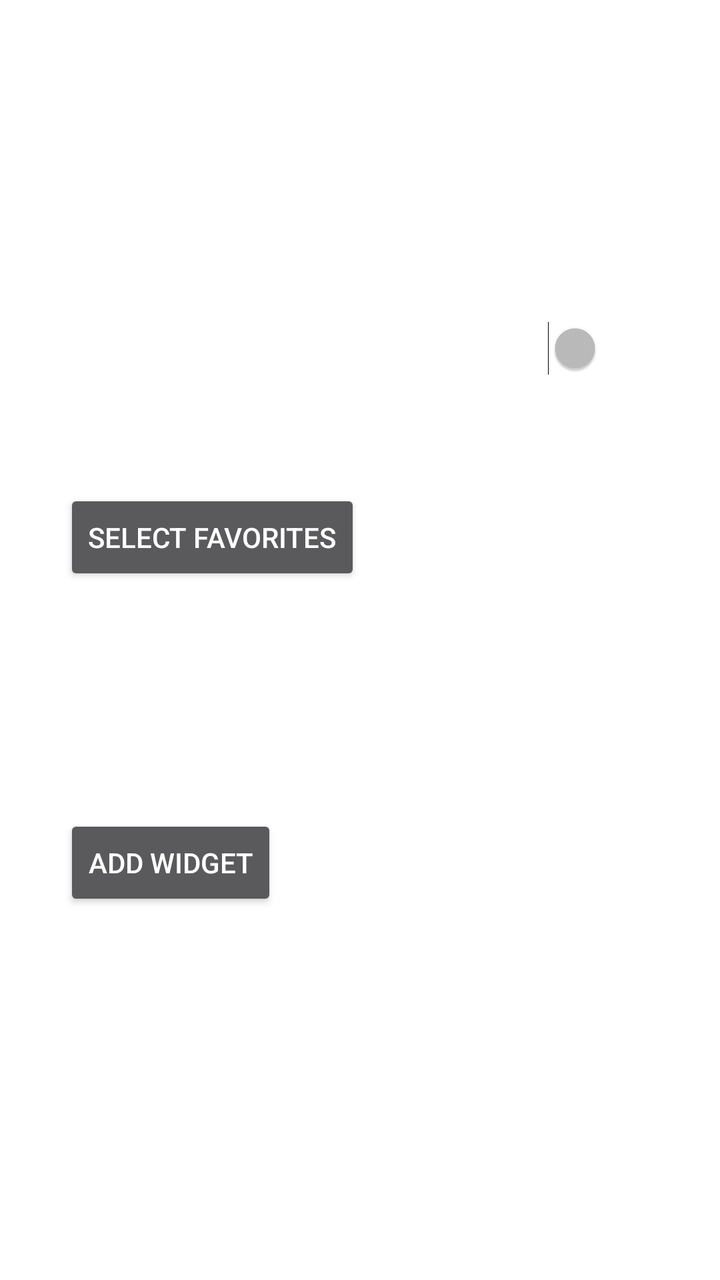
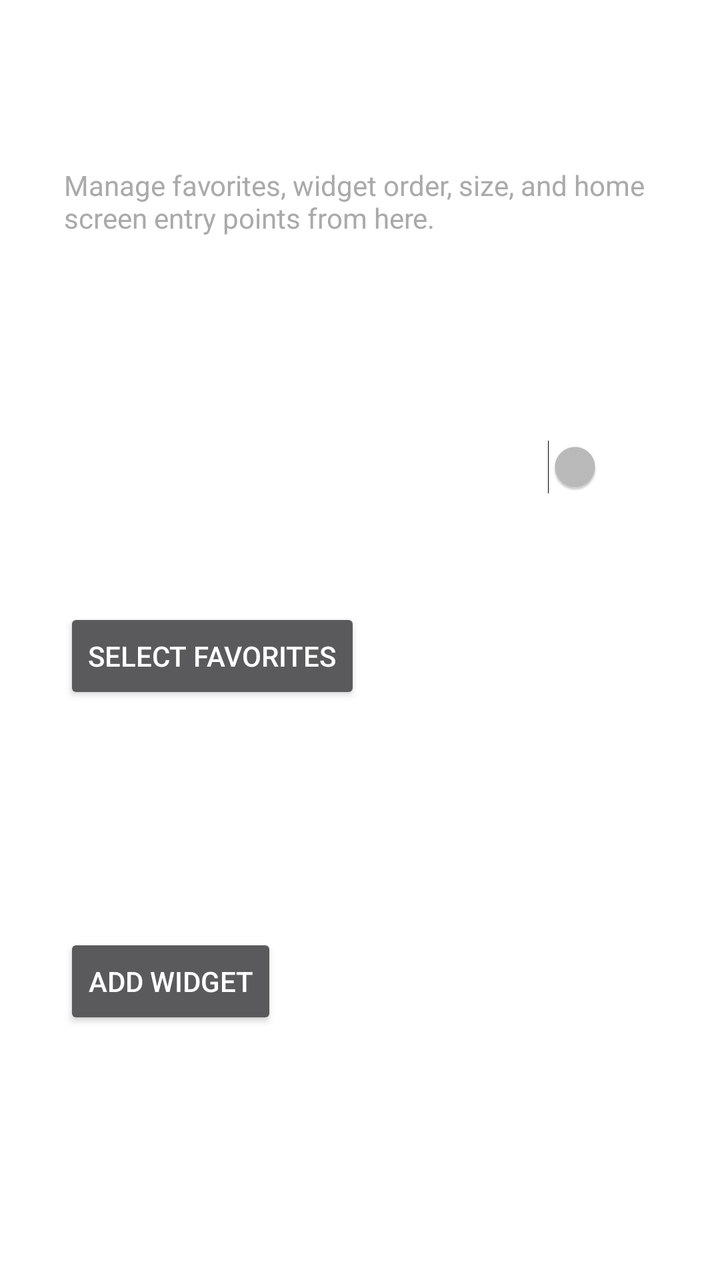

The first picture is an Android layout as it rendered before a commit; the second is the same layout after the commit. The layout source and the unified diff follow.
<!-- AndroidManifest.xml: application theme Theme.ALauncher -->
<!-- res/layout/fragment_settings_system.xml -->
<?xml version="1.0" encoding="utf-8"?>
<ScrollView xmlns:android="http://schemas.android.com/apk/res/android"
    android:layout_width="match_parent"
    android:layout_height="match_parent"
    android:fillViewport="true">

    <LinearLayout
        android:layout_width="match_parent"
        android:layout_height="wrap_content"
        android:orientation="vertical"
        android:padding="32dp">

        <TextView
            android:layout_width="wrap_content"
            android:layout_height="wrap_content"
            android:text="Notifications &amp; Home"
            android:textColor="#FFFFFF"
            android:textSize="20sp"
            android:textStyle="bold"
            android:layout_marginBottom="24dp" />

        
        <TextView
            android:layout_width="wrap_content"
            android:layout_height="wrap_content"
            android:text="Notification Mode"
            android:textColor="#FFFFFF"
            android:textSize="16sp"
            android:layout_marginBottom="8dp" />

        <Spinner
            android:id="@+id/notifModeSpinner"
            android:layout_width="match_parent"
            android:layout_height="wrap_content"
            android:layout_marginBottom="24dp" />

        
        <LinearLayout
            android:layout_width="match_parent"
            android:layout_height="wrap_content"
            android:orientation="horizontal"
            android:gravity="center_vertical"
            android:layout_marginBottom="24dp">

            <TextView
                android:layout_width="0dp"
                android:layout_height="wrap_content"
                android:layout_weight="1"
                android:text="Swipe to Dismiss Notifications"
                android:textColor="#FFFFFF"
                android:textSize="16sp" />

            <Switch
                android:id="@+id/notifSwipeSwitch"
                android:layout_width="wrap_content"
                android:layout_height="wrap_content" />
        </LinearLayout>

        
        <View
            android:layout_width="match_parent"
            android:layout_height="1dp"
            android:background="#33FFFFFF"
            android:layout_marginTop="16dp"
            android:layout_marginBottom="16dp" />

        
        <Button
            android:id="@+id/favoritesButton"
            android:layout_width="wrap_content"
            android:layout_height="wrap_content"
            android:text="Select Favorites"
            android:layout_marginBottom="24dp" />

        
        <View
            android:layout_width="match_parent"
            android:layout_height="1dp"
            android:background="#33FFFFFF"
            android:layout_marginTop="16dp"
            android:layout_marginBottom="16dp" />

        
        <TextView
            android:layout_width="wrap_content"
            android:layout_height="wrap_content"
            android:text="Manage Widgets"
            android:textColor="#FFFFFF"
            android:textSize="16sp"
            android:layout_marginBottom="12dp" />

        <LinearLayout
            android:id="@+id/widgetManageContainer"
            android:layout_width="match_parent"
            android:layout_height="wrap_content"
            android:orientation="vertical"
            android:layout_marginBottom="24dp" />

        
        <Button
            android:id="@+id/addWidgetButton"
            android:layout_width="wrap_content"
            android:layout_height="wrap_content"
            android:text="Add Widget"
            android:layout_marginBottom="24dp" />

    </LinearLayout>
</ScrollView>
<!-- resources referenced by this layout -->
<resources>
  <style name="Theme.ALauncher" parent="Theme.AppCompat.NoActionBar">
          <item name="android:windowBackground">@android:color/transparent</item>
          <item name="android:windowShowWallpaper">true</item>
          <item name="android:windowIsTranslucent">true</item>
      </style>
</resources>

<!-- the commit's change to res/layout/fragment_settings_system.xml (unified diff, before → after) -->
@@ -11,98 +11,115 @@
         android:padding="32dp">
 
         <TextView
+            android:id="@+id/systemTitle"
             android:layout_width="wrap_content"
             android:layout_height="wrap_content"
-            android:text="Notifications &amp; Home"
+            android:text="Widgets &amp; Home"
             android:textColor="#FFFFFF"
             android:textSize="20sp"
             android:textStyle="bold"
             android:layout_marginBottom="24dp" />
 
-        
         <TextView
-            android:layout_width="wrap_content"
-            android:layout_height="wrap_content"
-            android:text="Notification Mode"
-            android:textColor="#FFFFFF"
-            android:textSize="16sp"
-            android:layout_marginBottom="8dp" />
-
-        <Spinner
-            android:id="@+id/notifModeSpinner"
+            android:id="@+id/systemDescription"
             android:layout_width="match_parent"
             android:layout_height="wrap_content"
+            android:text="Manage favorites, widget order, size, and home screen entry points from here."
+            android:textColor="#AAAAAA"
+            android:textSize="14sp"
             android:layout_marginBottom="24dp" />
 
-        
         <LinearLayout
+            android:id="@+id/notificationsSection"
             android:layout_width="match_parent"
             android:layout_height="wrap_content"
-            android:orientation="horizontal"
-            android:gravity="center_vertical"
-            android:layout_marginBottom="24dp">
+            android:orientation="vertical">
 
             <TextView
-                android:layout_width="0dp"
+                android:layout_width="wrap_content"
                 android:layout_height="wrap_content"
-                android:layout_weight="1"
-                android:text="Swipe to Dismiss Notifications"
+                android:text="Notification Mode"
                 android:textColor="#FFFFFF"
-                android:textSize="16sp" />
+                android:textSize="16sp"
+                android:layout_marginBottom="8dp" />
 
-            <Switch
-                android:id="@+id/notifSwipeSwitch"
-                android:layout_width="wrap_content"
-                android:layout_height="wrap_content" />
+            <Spinner
+                android:id="@+id/notifModeSpinner"
+                android:layout_width="match_parent"
+                android:layout_height="wrap_content"
+                android:layout_marginBottom="24dp" />
+
+            <LinearLayout
+                android:layout_width="match_parent"
+                android:layout_height="wrap_content"
+                android:orientation="horizontal"
+                android:gravity="center_vertical"
+                android:layout_marginBottom="24dp">
+
+                <TextView
+                    android:layout_width="0dp"
+                    android:layout_height="wrap_content"
+                    android:layout_weight="1"
+                    android:text="Swipe to Dismiss Notifications"
+                    android:textColor="#FFFFFF"
+                    android:textSize="16sp" />
+
+                <Switch
+                    android:id="@+id/notifSwipeSwitch"
+                    android:layout_width="wrap_content"
+                    android:layout_height="wrap_content" />
+            </LinearLayout>
         </LinearLayout>
 
-        
-        <View
-            android:layout_width="match_parent"
-            android:layout_height="1dp"
-            android:background="#33FFFFFF"
-            android:layout_marginTop="16dp"
-            android:layout_marginBottom="16dp" />
-
-        
-        <Button
-            android:id="@+id/favoritesButton"
-            android:layout_width="wrap_content"
-            android:layout_height="wrap_content"
-            android:text="Select Favorites"
-            android:layout_marginBottom="24dp" />
-
-        
-        <View
-            android:layout_width="match_parent"
-            android:layout_height="1dp"
-            android:background="#33FFFFFF"
-            android:layout_marginTop="16dp"
-            android:layout_marginBottom="16dp" />
-
-        
-        <TextView
-            android:layout_width="wrap_content"
-            android:layout_height="wrap_content"
-            android:text="Manage Widgets"
-            android:textColor="#FFFFFF"
-            android:textSize="16sp"
-            android:layout_marginBottom="12dp" />
-
         <LinearLayout
-            android:id="@+id/widgetManageContainer"
+            android:id="@+id/homeSection"
             android:layout_width="match_parent"
             android:layout_height="wrap_content"
-            android:orientation="vertical"
-            android:layout_marginBottom="24dp" />
+            android:orientation="vertical">
 
-        
-        <Button
-            android:id="@+id/addWidgetButton"
-            android:layout_width="wrap_content"
-            android:layout_height="wrap_content"
-            android:text="Add Widget"
-            android:layout_marginBottom="24dp" />
+            <View
+                android:layout_width="match_parent"
+                android:layout_height="1dp"
+                android:background="#33FFFFFF"
+                android:layout_marginTop="16dp"
+                android:layout_marginBottom="16dp" />
+
+            <Button
+                android:id="@+id/favoritesButton"
+                android:layout_width="wrap_content"
+                android:layout_height="wrap_content"
+                android:text="Select Favorites"
+                android:layout_marginBottom="24dp" />
+
+            <View
+                android:layout_width="match_parent"
+                android:layout_height="1dp"
+                android:background="#33FFFFFF"
+                android:layout_marginTop="16dp"
+                android:layout_marginBottom="16dp" />
+
+            <TextView
+                android:layout_width="wrap_content"
+                android:layout_height="wrap_content"
+                android:text="Manage Widgets"
+                android:textColor="#FFFFFF"
+                android:textSize="16sp"
+                android:layout_marginBottom="12dp" />
+
+            <LinearLayout
+                android:id="@+id/widgetManageContainer"
+                android:layout_width="match_parent"
+                android:layout_height="wrap_content"
+                android:orientation="vertical"
+                android:layout_marginBottom="24dp" />
+
+            <Button
+                android:id="@+id/addWidgetButton"
+                android:layout_width="wrap_content"
+                android:layout_height="wrap_content"
+                android:text="Add Widget"
+                android:layout_marginBottom="24dp" />
+        </LinearLayout>
 
     </LinearLayout>
 </ScrollView>
